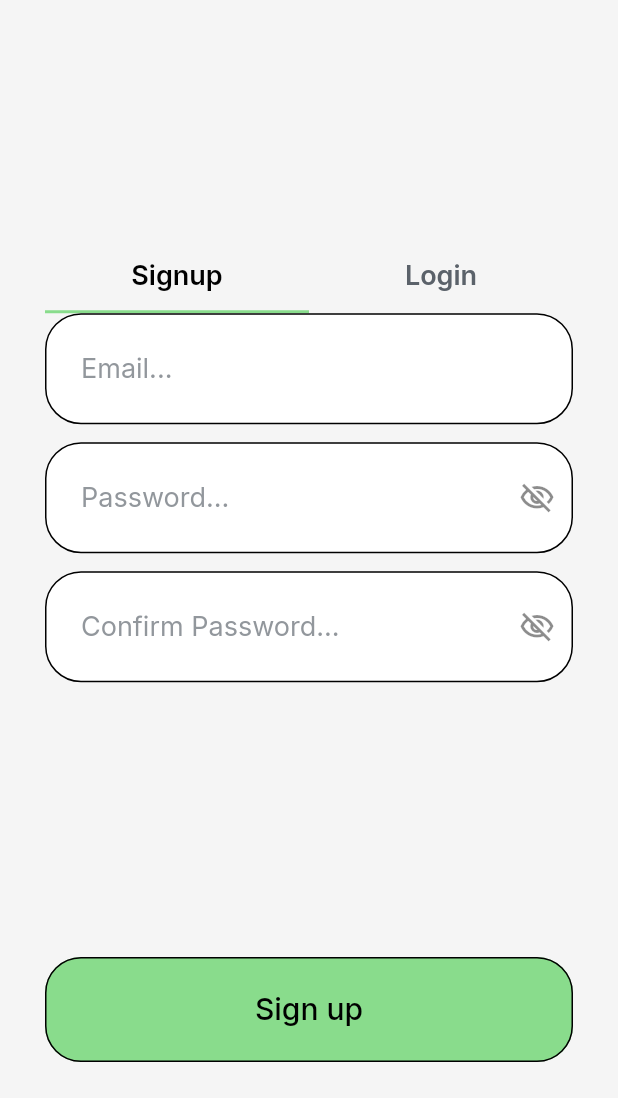
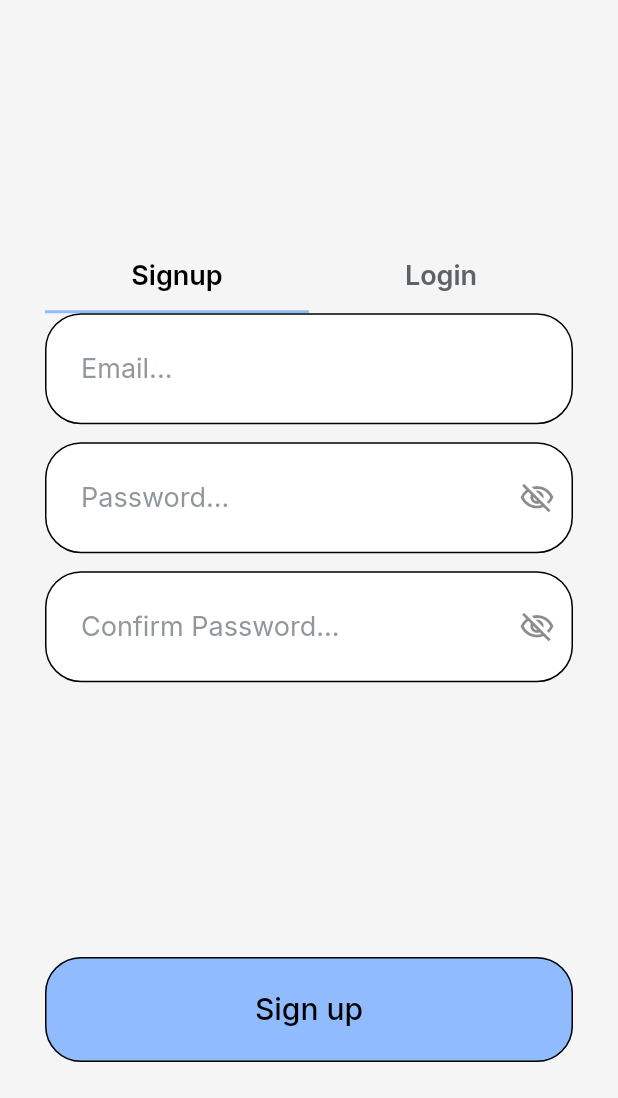
Before and after one commit to matt8011/TodoApp-FlutterFlow, a Flutter app: the screen it shows after launch, on a phone screen of 412 x 824 dp, the part 138-1236 px from its top. Run offline on Flutter 3.47's test engine with Material 3 defaults, Android fonts, the phone set to English and light mode, and no system bars; drawn by our look-alikes of auto_size_text; our stand-ins replace cloud_firestore, easy_debounce, file_picker, firebase_auth, firebase_core, firebase_storage and 12 more; missing offline and left inert: json_path, mime_type; accounts and stored records are empty.

Commit message:
Chnaged primary color

```diff
--- a/lib/flutter_flow/flutter_flow_theme.dart
+++ b/lib/flutter_flow/flutter_flow_theme.dart
@@ -103,8 +103,8 @@ class LightModeTheme extends FlutterFlowTheme {
   @Deprecated('Use tertiary instead')
   Color get tertiaryColor => tertiary;
 
-  late Color primary = const Color(0xFF89DC8C);
-  late Color secondary = const Color(0xFF5794F2);
+  late Color primary = const Color(0xFF90BCFF);
+  late Color secondary = const Color(0xFF89DC8C);
   late Color tertiary = const Color(0xFFEE8B60);
   late Color alternate = const Color(0xFFE0E3E7);
   late Color primaryText = const Color(0xFF000000);
```
